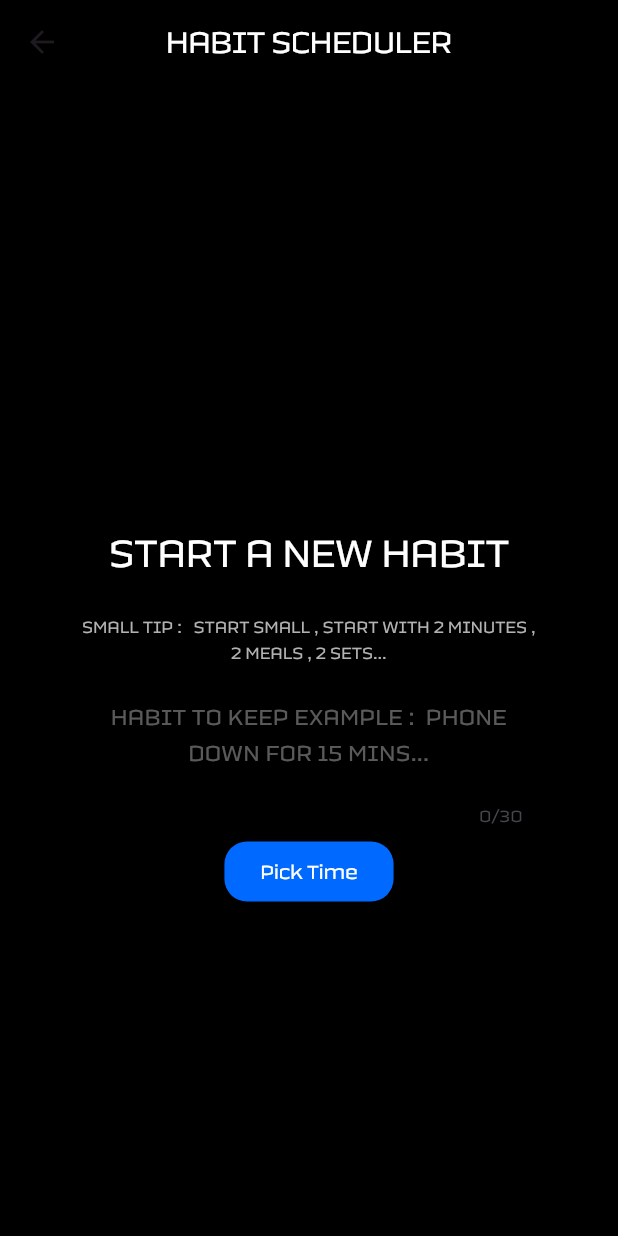
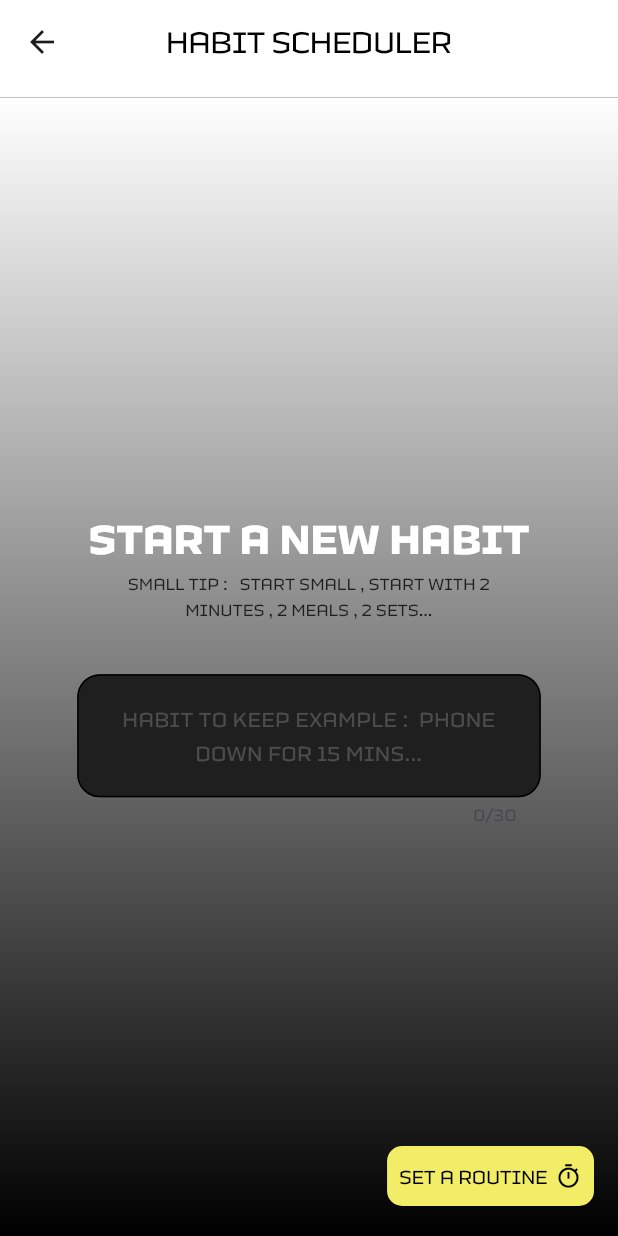
Before and after one commit to itsmeidris/reminder_of_tasks, a Flutter app: the screen it shows after launch, after a tap on "SCHEDULE A HABIT", on a phone screen of 412 x 824 dp. Run offline on Flutter 3.47's test engine with Material 3 defaults, Android fonts, the light colour scheme and no system bars; our stand-ins replace device_preview, flutter_local_notifications, go_router.

Commit message:
Changed the bg

```diff
--- a/lib/views/screens/habit_scheduler.dart
+++ b/lib/views/screens/habit_scheduler.dart
@@ -1,6 +1,6 @@
 import 'package:flutter/material.dart';
-import 'package:go_router/go_router.dart';
 import 'package:notification_app/utils/colors/app_colors.dart';
+import 'package:notification_app/views/widgets/custom_add_task_button.dart';
 import 'package:notification_app/views/widgets/custom_app_bar.dart';
 import 'package:notification_app/views/widgets/time_scheduler_dialog.dart';
 
@@ -15,47 +15,76 @@ class _HabitSchedulerState extends State<HabitScheduler> {
   final TextEditingController taskController = TextEditingController();
   final TextEditingController descriptionController = TextEditingController();
   TimeOfDay? selectedTime;
+
   @override
   Widget build(BuildContext context) {
     return Scaffold(
       appBar: CustomAppBar(text: 'HABIT SCHEDULER'),
       backgroundColor: AppColors.myBlack,
-      body: SingleChildScrollView(
-        child: Container(
-          width: MediaQuery.of(context).size.width,
-          height: MediaQuery.of(context).size.height,
+      body: Container(
+        width: double.infinity,
+        decoration: BoxDecoration(
+            gradient: LinearGradient(
+                colors: [AppColors.myWhite, AppColors.myBlack],
+                begin: Alignment.topCenter,
+                end: Alignment.bottomCenter)),
         child: Column(
           crossAxisAlignment: CrossAxisAlignment.center,
           mainAxisAlignment: MainAxisAlignment.center,
-            spacing: 20,
           children: [
-              Text(
+            Column(
+              spacing: 35,
+              children: [
+                Column(
+                  crossAxisAlignment: CrossAxisAlignment.center,
+                  spacing: 0,
+                  children: [
+                    SizedBox(
+                      width: MediaQuery.of(context).size.width * .85,
+                      child: Center(
+                        child: Text(
                           'START A NEW HABIT',
-                style: TextStyle(color: AppColors.myWhite, fontSize: 28),
+                          style: TextStyle(
+                              color: AppColors.myWhite,
+                              fontSize: 30,
+                              fontWeight: FontWeight.bold),
+                        ),
+                      ),
+                    ),
+                    SizedBox(
+                      width: MediaQuery.of(context).size.width * .7,
+                      child: Text(
+                        textAlign: TextAlign.center,
+                        'SMALL TIP :   START SMALL , START WITH 2 MINUTES , 2 MEALS , 2 SETS...',
+                        style:
+                            TextStyle(color: AppColors.myBlack2, fontSize: 12),
+                      ),
+                    ),
+                  ],
                 ),
                 SizedBox(
                   width: MediaQuery.of(context).size.width * .75,
-                child: Column(
-                  spacing: 5,
-                  children: [
-                    Text(
-                      textAlign: TextAlign.center,
-                      'SMALL TIP :   START SMALL , START WITH 2 MINUTES , 2 MEALS , 2 SETS...',
-                      style: TextStyle(color: AppColors.myWhite2, fontSize: 12),
-                    ),
-                    TextField(
+                  child: TextField(
                     maxLines: null,
                     maxLength: 30,
                     textAlign: TextAlign.center,
+                    cursorColor: AppColors.myWhite,
                     decoration: InputDecoration(
+                      fillColor: AppColors.myBlack2,
+                      filled: true,
                       hintText:
                           'HABIT TO KEEP EXAMPLE :  PHONE DOWN FOR 15 MINS...',
                       hintStyle: TextStyle(
-                          color: AppColors.myWhite2.withOpacity(.5),
+                          color: AppColors.myWhite2.withOpacity(.3),
+                          fontSize: 15,
+                          fontWeight: FontWeight.w400),
+                      border: InputBorder.none,
+                      enabledBorder: OutlineInputBorder(
+                        borderRadius: BorderRadius.circular(15),
                       ),
-                        border: InputBorder.none,
-                        enabledBorder: InputBorder.none,
-                        focusedBorder: InputBorder.none,
+                      focusedBorder: OutlineInputBorder(
+                        borderRadius: BorderRadius.circular(15),
+                      ),
                       contentPadding: const EdgeInsets.symmetric(
                           vertical: 18, horizontal: 12),
                     ),
@@ -63,32 +92,27 @@ class _HabitSchedulerState extends State<HabitScheduler> {
                       color: AppColors.myWhite,
                     ),
                   ),
-                    ElevatedButton(
-                      onPressed: () {
-                        showModalBottomSheet(
-                            context: context,
-                            builder: (context) {
-                              return TimeSchedulerDialog.buildSchedulerDialog(
-                                  context);
-                            });
-                      },
-                      style: ElevatedButton.styleFrom(
-                        backgroundColor: AppColors.myBlue,
-                        shape: RoundedRectangleBorder(
-                          borderRadius: BorderRadius.circular(15),
                 ),
-                      ),
-                      child: Text(
-                        'Pick Time',
-                        style: TextStyle(color: AppColors.myWhite),
-                      ),
+              ],
             ),
           ],
         ),
       ),
-            ],
-          ),
-        ),
+      floatingActionButton: CustomAddTaskButton(
+        onTap: () {
+          showModalBottomSheet(
+            context: context,
+            isScrollControlled:
+                true, // Ensures the bottom sheet can expand fully
+            backgroundColor:
+                Colors.transparent, // Makes the sheet's corners visible
+            builder: (context) {
+              return TimeSchedulerDialog.buildSchedulerDialog(context);
+            },
+          );
+        },
+        icon: Icons.timer_sharp,
+        text: 'SET A ROUTINE',
       ),
     );
   }
--- a/lib/views/screens/habits_screen.dart
+++ b/lib/views/screens/habits_screen.dart
@@ -42,7 +42,13 @@ class _HabitsScreenState extends State<HabitsScreen> {
       appBar: CustomAppBar(
         text: 'HABITS REMINDER',
       ),
-      body: Padding(
+      body: Container(
+        decoration: BoxDecoration(
+            gradient: LinearGradient(
+                colors: [AppColors.myWhite, AppColors.myBlack],
+                begin: Alignment.topCenter,
+                end: Alignment.bottomCenter)),
+        child: Padding(
           padding: const EdgeInsets.symmetric(vertical: 8, horizontal: 12),
           child: Column(
             crossAxisAlignment: CrossAxisAlignment.stretch,
@@ -53,9 +59,11 @@ class _HabitsScreenState extends State<HabitsScreen> {
                   children: [
                     CustomAddTaskButton(
                       //onAddTaskTap: scheduleNotification
-                    onAddTaskTap: () {
+                      onTap: () {
                         RouterGenerator.router.pushNamed('schedule');
                       },
+                      text: 'SCHEDULE A HABIT',
+                      icon: Icons.notification_add_outlined,
                     ),
                   ],
                 ),
@@ -94,7 +102,8 @@ class _HabitsScreenState extends State<HabitsScreen> {
                   itemCount: 7,
                   scrollDirection: Axis.horizontal,
                   itemBuilder: (context, index) {
-                  final String day = daysOfWeek[(currentDayIndex + index) % 7];
+                    final String day =
+                        daysOfWeek[(currentDayIndex + index) % 7];
                     final int date = currentDate + index;
 
                     final bool isToday = index == 0;
@@ -145,6 +154,7 @@ class _HabitsScreenState extends State<HabitsScreen> {
             ],
           ),
         ),
+      ),
     );
   }
 }
--- a/lib/views/widgets/custom_add_task_button.dart
+++ b/lib/views/widgets/custom_add_task_button.dart
@@ -1,15 +1,17 @@
 import 'package:flutter/material.dart';
 import 'package:notification_app/utils/colors/app_colors.dart';
-import 'package:notification_app/views/widgets/time_scheduler_dialog.dart';
 
 class CustomAddTaskButton extends StatelessWidget {
-  final VoidCallback onAddTaskTap;
-  const CustomAddTaskButton({super.key, required this.onAddTaskTap});
+  final VoidCallback onTap;
+  final IconData icon;
+  final String text;
+  const CustomAddTaskButton(
+      {super.key, required this.onTap, required this.icon, required this.text});
 
   @override
   Widget build(BuildContext context) {
     return ElevatedButton(
-      onPressed: onAddTaskTap,
+      onPressed: onTap,
       onLongPress: () {},
       style: ElevatedButton.styleFrom(
         backgroundColor: AppColors.myYellow,
@@ -22,11 +24,11 @@ class CustomAddTaskButton extends StatelessWidget {
         spacing: 5,
         children: [
           Text(
-            'SCHEDULE A HABIT',
+            text,
             style: TextStyle(color: AppColors.myBlack),
           ),
           Icon(
-            Icons.notification_add_outlined,
+            icon,
             size: 18,
             color: AppColors.myBlack,
             weight: 2,
--- a/lib/views/widgets/custom_app_bar.dart
+++ b/lib/views/widgets/custom_app_bar.dart
@@ -8,11 +8,11 @@ class CustomAppBar extends StatelessWidget implements PreferredSizeWidget {
   @override
   Widget build(BuildContext context) {
     return AppBar(
-      backgroundColor: AppColors.myBlack,
+      backgroundColor: AppColors.myWhite,
       centerTitle: true,
       title: Text(
         text,
-        style: TextStyle(color: AppColors.myWhite),
+        style: TextStyle(color: AppColors.myBlack),
       ),
     );
   }
```
Lines whose indentation alone changed are shown as unchanged.
